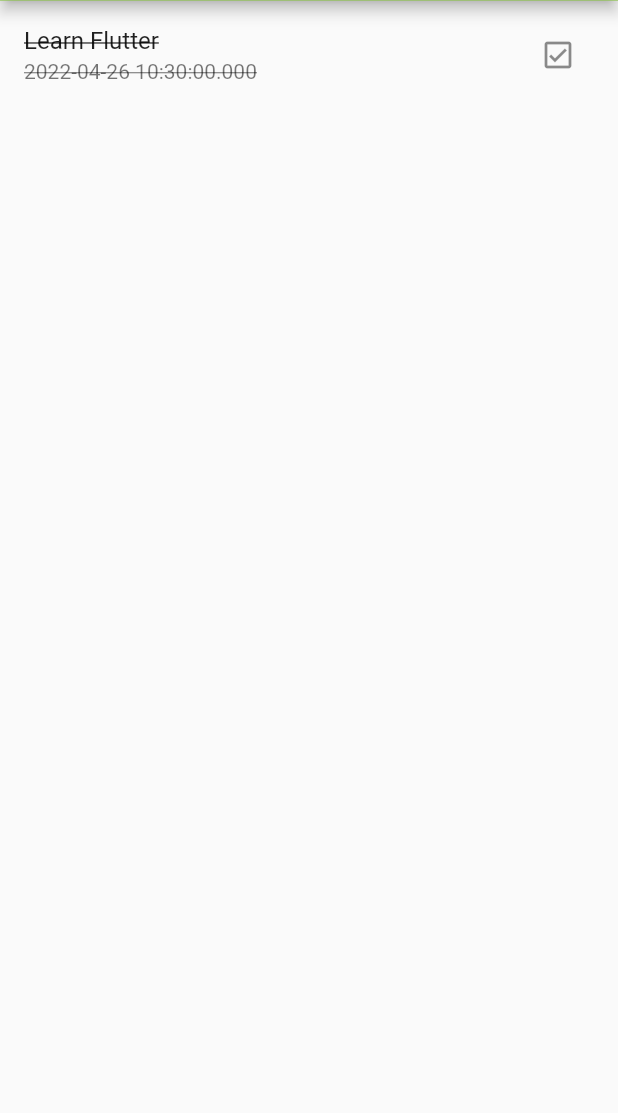
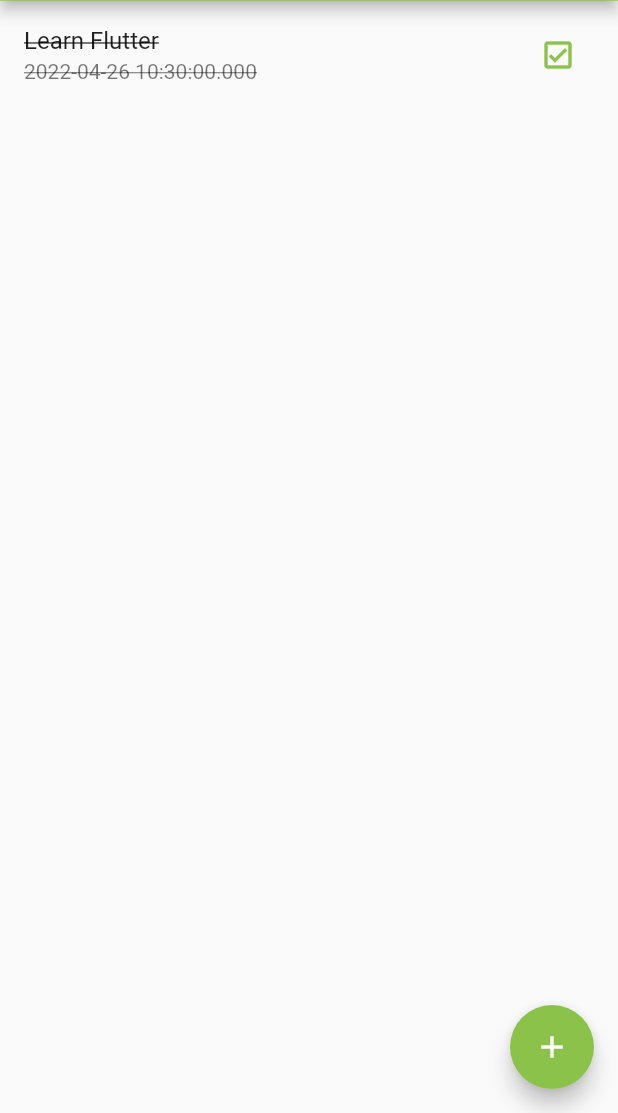
Before and after one commit to Panitnun-6243/flutter_todo_app, a Flutter app: the screen it shows after launch, on a phone screen of 412 x 824 dp, the part 123-1236 px from its top. Run offline on Flutter 3.47's test engine with Material 2 defaults, Android fonts, the phone set to English and light mode, and no system bars.

Commit message:
Add and Style addTaskButton widget

```diff
--- a/lib/pages/home_page.dart
+++ b/lib/pages/home_page.dart
@@ -29,6 +29,7 @@ class _HomePageState extends State<HomePage> {
         toolbarHeight: _deviceHeight * 0.1,
       ),
       body: _tasksList(),
+      floatingActionButton: _addTaskButton(),
     );
   }
 
@@ -47,9 +48,20 @@ class _HomePageState extends State<HomePage> {
           trailing: IconButton(
             icon: const Icon(Icons.check_box_outlined),
             onPressed: () {},
+            color: Colors.lightGreen,
           ),
         ),
       ],
     );
   }
+
+  Widget _addTaskButton() {
+    return FloatingActionButton(
+      onPressed: () {},
+      child: const Icon(
+        Icons.add,
+        color: Colors.white,
+      ),
+    );
+  }
 }
```
